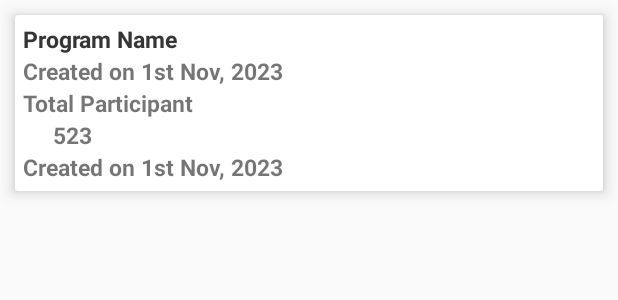
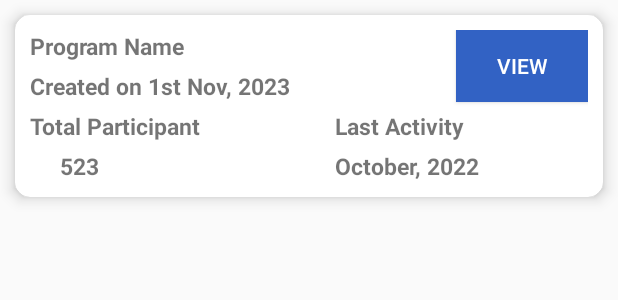
Before and after one commit to mastervinay0408/DasraLatest, an Android app: the layout card_view_design.xml on its own in the app's theme, with its tools: preview values and no code run, on a phone screen of 412 x 824 dp. Shown: the top 300 px of the screen. Run offline under Robolectric (Android 15) with nearby library versions, the phone set to English and light mode, and no system bars.

Commit message:
Home page 1

```diff
--- a/app/src/main/AndroidManifest.xml
+++ b/app/src/main/AndroidManifest.xml
@@ -23,6 +23,7 @@
             </intent-filter>
         </activity>
         <activity android:name=".RegisterActivity" />
+        <activity android:name=".HomePage1" />
     </application>
 
 </manifest>
--- a/app/src/main/java/com/dasra/dasralatest/MainActivity.kt
+++ b/app/src/main/java/com/dasra/dasralatest/MainActivity.kt
@@ -14,7 +14,7 @@ class MainActivity : AppCompatActivity() {
             startActivity(
                 Intent(
                     this@MainActivity,
-                    RegisterActivity::class.java
+                    HomePage1::class.java
                 )
             )
         }
--- a/app/src/main/res/layout/card_view_design.xml
+++ b/app/src/main/res/layout/card_view_design.xml
@@ -5,12 +5,13 @@
     android:layout_width="match_parent"
     android:layout_height="wrap_content"
     android:layout_margin="10dp"
+    app:cardCornerRadius="10dp"
     app:cardElevation="6dp">
 
     <RelativeLayout
         android:layout_width="match_parent"
         android:layout_height="wrap_content"
-        android:padding="5dp">
+        android:padding="10dp">
 
         <TextView
             android:id="@+id/tv_program_name"
@@ -25,6 +26,7 @@
             android:layout_width="wrap_content"
             android:layout_height="wrap_content"
             android:textSize="15sp"
+            android:layout_marginTop="5dp"
             android:textStyle="bold"
             android:layout_below="@+id/tv_program_name"
             android:text="Created on 1st Nov, 2023"
@@ -34,6 +36,7 @@
             android:id="@+id/tv_total_part"
             android:layout_width="wrap_content"
             android:layout_height="wrap_content"
+            android:layout_marginTop="5dp"
             android:text="Total Participant"
             android:layout_below="@+id/tv_created_on"
             android:textSize="15sp"
@@ -43,6 +46,7 @@
             android:id="@+id/tv_total_part_count"
             android:layout_width="wrap_content"
             android:layout_height="wrap_content"
+            android:layout_marginTop="5dp"
             android:textSize="15sp"
             android:textStyle="bold"
             android:layout_below="@+id/tv_total_part"
@@ -52,9 +56,13 @@
 
         <TextView
             android:id="@+id/tv_last_activity"
+            android:layout_marginTop="5dp"
             android:layout_width="wrap_content"
             android:layout_height="wrap_content"
-            android:text="Program Name"
+            android:layout_below="@+id/tv_created_on"
+            android:layout_marginStart="89dp"
+            android:layout_toEndOf="@+id/tv_total_part"
+            android:text="Last Activity"
             android:textSize="15sp"
             android:textStyle="bold" />
 
@@ -62,19 +70,23 @@
             android:id="@+id/tv_last_activity_count"
             android:layout_width="wrap_content"
             android:layout_height="wrap_content"
+            android:layout_marginTop="5dp"
+            android:layout_below="@+id/tv_last_activity"
+            android:layout_marginStart="89dp"
+            android:layout_toEndOf="@+id/tv_total_part"
+            android:text="October, 2022"
             android:textSize="15sp"
-            android:textStyle="bold"
-            android:layout_below="@+id/tv_total_part_count"
-            android:text="Created on 1st Nov, 2023"
-            />
+            android:textStyle="bold" />
 
-<!--        <Button-->
-<!--            android:layout_width="wrap_content"-->
-<!--            android:layout_height="wrap_content"-->
-<!--            android:text="VIEW"-->
-<!--            android:background="@color/colorPrimaryDark">-->
+        <Button
+            android:layout_width="wrap_content"
+            android:layout_height="wrap_content"
+            android:layout_alignParentEnd="true"
+            android:textColor="@color/colorWhite"
+            android:background="@color/colorPrimaryDark"
+            android:text="VIEW">
 
-<!--        </Button>-->
+        </Button>
 
     </RelativeLayout>
 
```
Also changed, not shown: app/src/main/java/com/dasra/dasralatest/HomePage1.kt (+20 -2 lines), app/src/main/java/com/dasra/dasralatest/HomePageAdapter.kt (+5 -6 lines).
